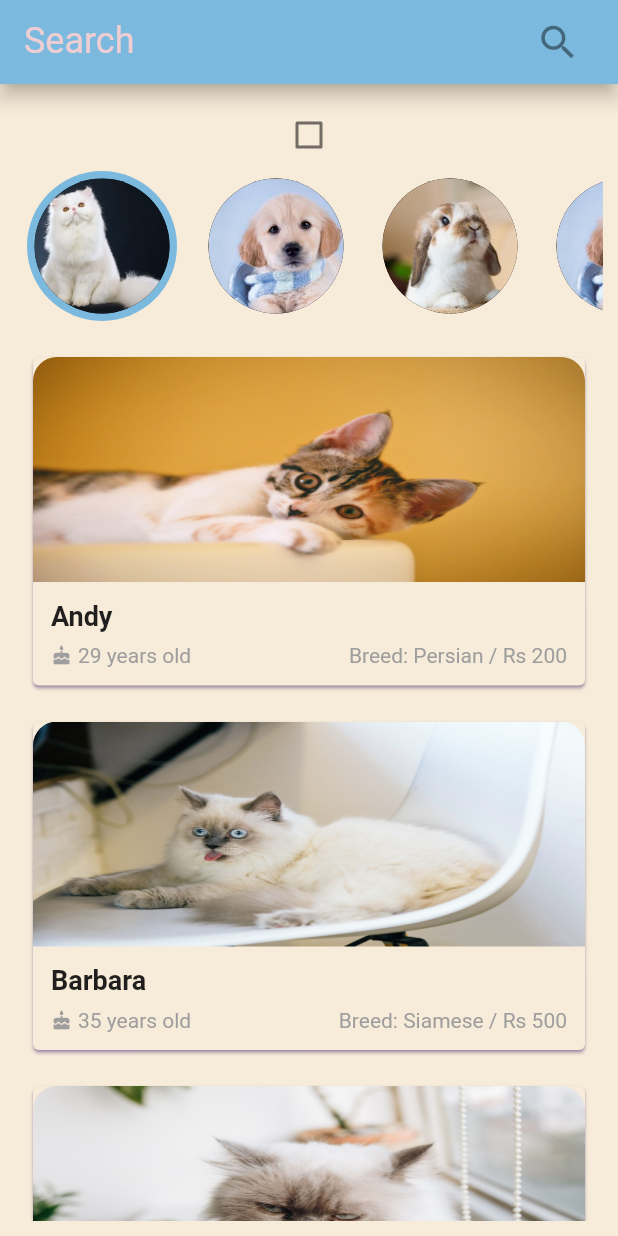
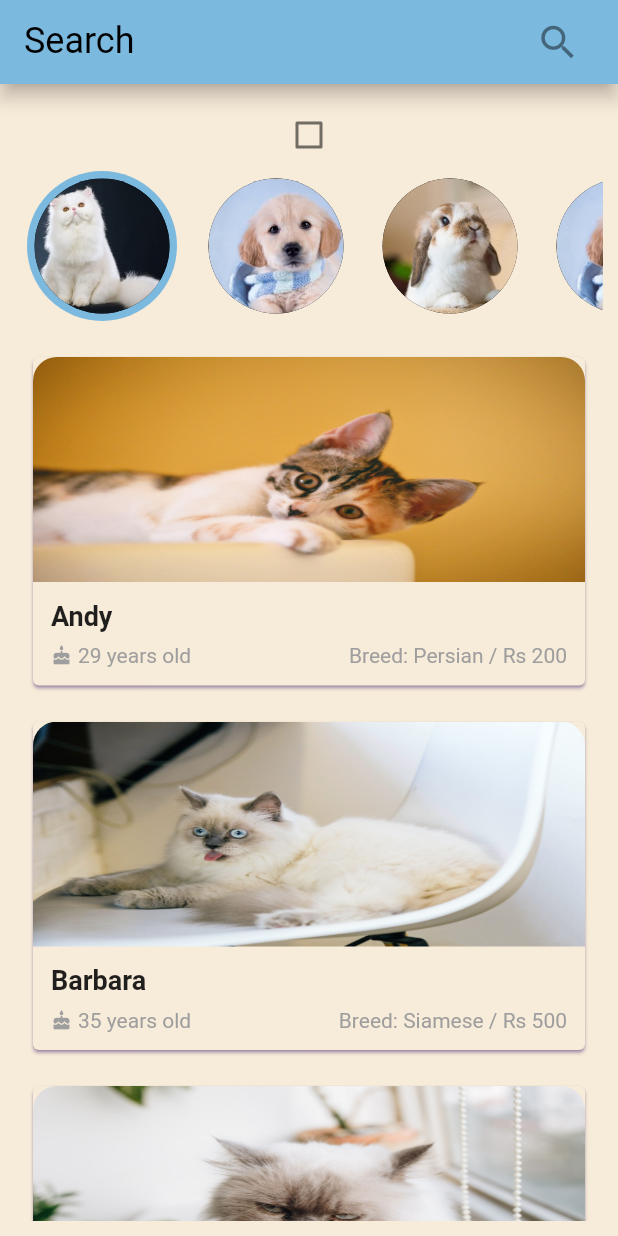
Before and after one commit to akgmage/pet_adoption, a Flutter app: the screen it shows after launch, on a phone screen of 412 x 824 dp. Run offline on Flutter 3.47's test engine with Material 2 defaults, Android fonts, the phone set to English and light mode, and no system bars; our stand-ins replace photo_view, shared_preferences, slider_button.

Commit message:
add primaryWhite

```diff
--- a/lib/constants/color.dart
+++ b/lib/constants/color.dart
@@ -15,4 +15,20 @@ const MaterialColor primaryBlack = MaterialColor(
     900: Color(0xFF000000),
   },
 );
+const MaterialColor primaryWhite = MaterialColor(
+  whitePrimaryValue,
+  <int, Color>{
+    50: Color(0xFFFFFFFF),
+    100: Color(0xFFFFFFFF),
+    200: Color(0xFFFFFFFF),
+    300: Color(0xFFFFFFFF),
+    400: Color(0xFFFFFFFF),
+    500: Color(0xFFFFFFFF),
+    600: Color(0xFFFFFFFF),
+    700: Color(0xFFFFFFFF),
+    800: Color(0xFFFFFFFF),
+    900: Color(0xFFFFFFFF),
+  },
+);
 const int blackPrimaryValue = 0xFF000000;
+const int whitePrimaryValue = 0xFFFFFFFF;
--- a/lib/theme/styles.dart
+++ b/lib/theme/styles.dart
@@ -11,12 +11,12 @@ class Styles {
             bodyColor: Colors.pink,
             displayColor: Colors.pink,
           ),
-      primarySwatch: primaryBlack,
+      primarySwatch: isDarkTheme ? primaryWhite : primaryBlack,
       shadowColor: isDarkTheme ? Color(0xFF282828) : Colors.deepPurple,
       primaryColor: isDarkTheme ? Colors.black : Colors.white,
       backgroundColor: isDarkTheme ? Color(0xFF404040) : Color(0xffF1F5FB),
       indicatorColor: isDarkTheme ? Color(0xff0E1D36) : Color(0xffCBDCF8),
-      hintColor: isDarkTheme ? Color(0xff280C0B) : Color(0xffEECED3),
+      hintColor: isDarkTheme ? Colors.white : Colors.black,
       highlightColor: isDarkTheme ? Color(0xff372901) : Color(0xffFCE192),
       hoverColor: isDarkTheme ? Color(0xff3A3A3B) : Color(0xff4285F4),
       focusColor: isDarkTheme ? Colors.white : Colors.white,
```
